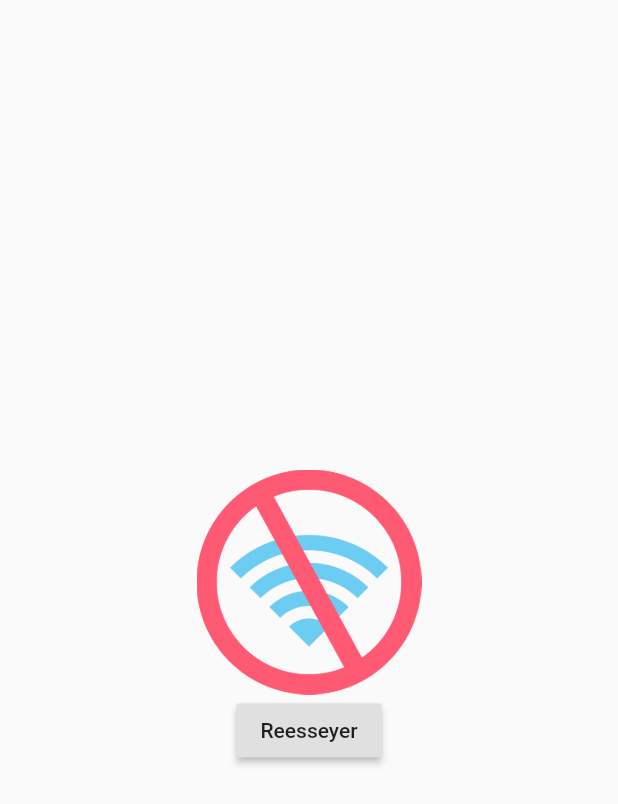
After one commit to souheil220/Food-Delevery, a Flutter app: the NoInternet screen opened by its route, on a phone screen of 412 x 824 dp. The commit adds this screen. Shown: the top 804 px of the screen. Run offline on Flutter 3.47's test engine with Material 2 defaults, Android fonts, the phone set to English and light mode, and no system bars; our stand-ins replace cloud_firestore, connectivity, firebase_auth, firebase_database, firebase_messaging, flare_flutter and 5 more; missing offline and left inert: bloc_pattern; accounts and stored records are empty; project files that could hold a hidden picture were left out.

Commit message:
internet check

```diff
--- a/lib/main.dart
+++ b/lib/main.dart
@@ -5,6 +5,7 @@ import 'package:hello_world/ui/delv_home.dart';
 import 'package:hello_world/ui/empty_scaffild.dart';
 import 'package:hello_world/ui/login_register_delev.dart';
 import 'package:hello_world/ui/login_register_user.dart';
+import 'package:hello_world/ui/no_internet.dart';
 import 'package:hello_world/ui/order_list.dart';
 import 'package:hello_world/ui/page_view_widget.dart';
 import 'package:hello_world/ui/profile.dart';
@@ -36,6 +37,7 @@ class MyApp extends StatelessWidget {
         initialRoute: EmptyScaffold.id,
         routes: {
           Profile.id:(context) => Profile(),
+          NoInternet.id:(context) => NoInternet(),
           MyMap.id:(context) => MyMap(page,page),
           'Order-List': (context) => OrderList(page),
           '/order-after-conf': (context) => OrderInformationConf(page, page),
@@ -44,7 +46,7 @@ class MyApp extends StatelessWidget {
           LoginRegisterDelev.id: (context) => LoginRegisterDelev(),
           PageViewWidget.id: (context) => PageViewWidget(),
           DeleveryHomePage.id: (context) => DeleveryHomePage(),
-          LoginPage.id: (context) => LoginPage(page, typeOfUser, page, page),
+          LoginPage.id: (context) => LoginPage(page, typeOfUser, page, page,page),
           Home.id: (context) => Home(),
           '/restaurant-menu': (context) => RestaurantsMenu(),
           BottomNavigationBarre.id: (context) => BottomNavigationBarre()
--- a/lib/services/auth.dart
+++ b/lib/services/auth.dart
@@ -18,7 +18,7 @@ class AuthService {
       FirebaseUser user = result.user;
       return user;
     } catch (error) {
-      print(error.toString());
+      print('sorry '+error.toString());
       return null;
     }
   }
--- a/lib/services/memory_storage.dart
+++ b/lib/services/memory_storage.dart
@@ -39,7 +39,6 @@ class MemoryStorage {
   void writeToFile(Map<String, dynamic> content, Directory dirr, String fileNom,
       File jsonFile1, bool fileExist1) {
     print("Writing to file!");
-    print(fileExist1);
     if (fileExist1) {
       print("File exists");
       Map<String, dynamic> jsonFileContent =
--- a/lib/ui/bottom_bar.dart
+++ b/lib/ui/bottom_bar.dart
@@ -114,10 +114,7 @@ class _BottomBarState extends State<BottomBar> {
                     });
                   });
 
-                  print('map $map0');
-                  print('dir ${EmptyScaffold.dir}');
-                  print('jsonFile1 ${EmptyScaffold.jsonFile1}');
-                  print('existing ${EmptyScaffold.existing}');
+
                   MemoryStorage().writeToFile(
                       {'My Food': map0},
                       EmptyScaffold.dir,
--- a/lib/ui/login_register_delev.dart
+++ b/lib/ui/login_register_delev.dart
@@ -22,7 +22,7 @@ class _LoginRegisterDelevState extends State<LoginRegisterDelev> {
       children: <Widget>[
         Container(
           child: LoginPage(DeleveryHomePage.id, 'Deliverer', LoginRegisterDelev.loginGradientStart,
-              LoginRegisterDelev.loginGradientEnd),
+              LoginRegisterDelev.loginGradientEnd,'delivere'),
         ),
         Positioned(
           right: 5,
--- a/lib/ui/login_register_user.dart
+++ b/lib/ui/login_register_user.dart
@@ -23,7 +23,7 @@ class _LoginRegisterUserState extends State<LoginRegisterUser> {
       children: <Widget>[
         Container(
           child: LoginPage(BottomNavigationBarre.id, 'Consumer',
-              LoginRegisterUser.loginGradientStart, LoginRegisterUser.loginGradientEnd),
+              LoginRegisterUser.loginGradientStart, LoginRegisterUser.loginGradientEnd,'burger'),
         ),
         Positioned(
           top: 30,
--- /dev/null
+++ b/lib/ui/no_internet.dart
@@ -0,0 +1,30 @@
+import 'package:flutter/material.dart';
+import 'package:hello_world/ui/empty_scaffild.dart';
+
+class NoInternet extends StatelessWidget {
+  static const String id = 'no_internet';
+  const NoInternet({Key key}) : super(key: key);
+
+  @override
+  Widget build(BuildContext context) {
+    return Scaffold(
+      body: Center(
+        child: Column(
+          mainAxisAlignment: MainAxisAlignment.center,
+          children: <Widget>[
+            Image(
+              image: AssetImage('assets/img/wifi.png'),
+              height: 150,
+              width: 150,
+            ),
+            RaisedButton(
+              child: Text('Reesseyer'),
+              onPressed: () =>
+                  Navigator.of(context).pushNamed(EmptyScaffold.id),
+            )
+          ],
+        ),
+      ),
+    );
+  }
+}
--- a/lib/ui/restaurants_menu.dart
+++ b/lib/ui/restaurants_menu.dart
@@ -92,6 +92,8 @@ askUserPermission();
     return Scaffold(
       body: _allowed
           ? SafeArea(
+              child: Padding(
+                padding: const EdgeInsets.only(top: 8),
                 child: Container(
                   child: ListView(
                     children: <Widget>[
@@ -100,6 +102,7 @@ askUserPermission();
                           ? tab(identifier, identifier.keys.length)
                           : CircularProgressIndicator(),
                     ],
+                  ),
                 ),
               ),
             )
```
Also changed, not shown: lib/services/database.dart (+21 -3 lines), lib/ui/bottum_navigation_bar.dart (+25 -9 lines), lib/ui/connection.dart (added, +17 -0 lines), lib/ui/empty_scaffild.dart (+8 -5 lines), lib/ui/home.dart (+19 -17 lines), lib/ui/login_page.dart (+37 -15 lines), pubspec.yaml (+7 -0 lines), assets/img/wifi.png (added), pubspec.lock, 4 other files. Lines whose indentation alone changed are shown as unchanged.
